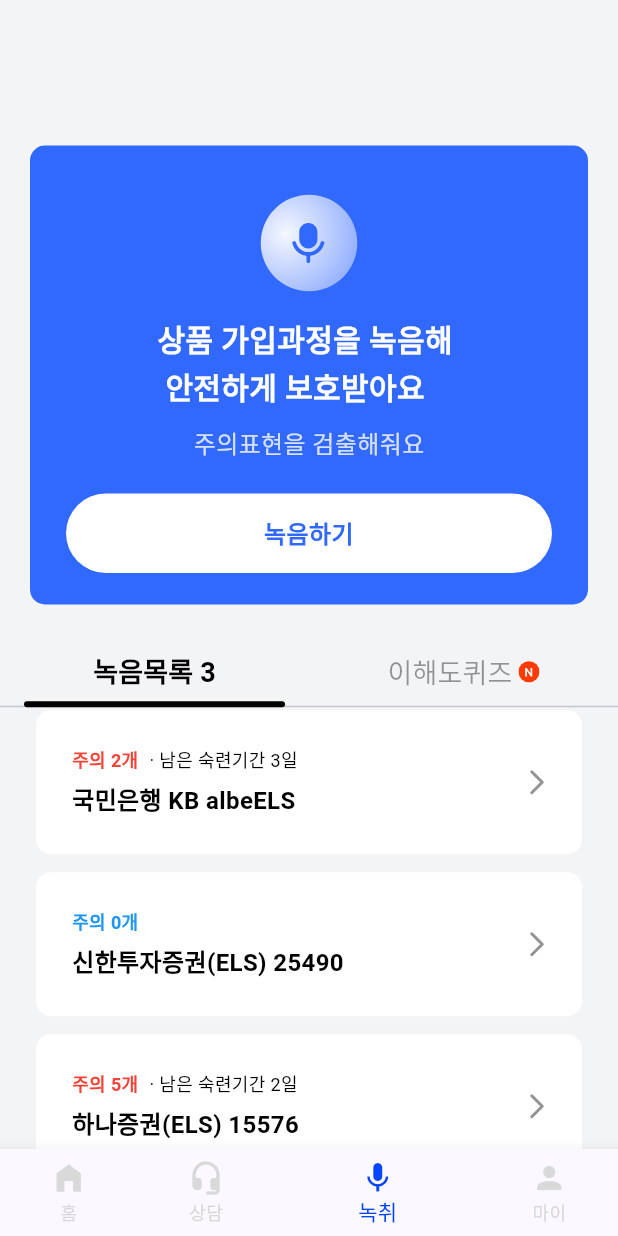
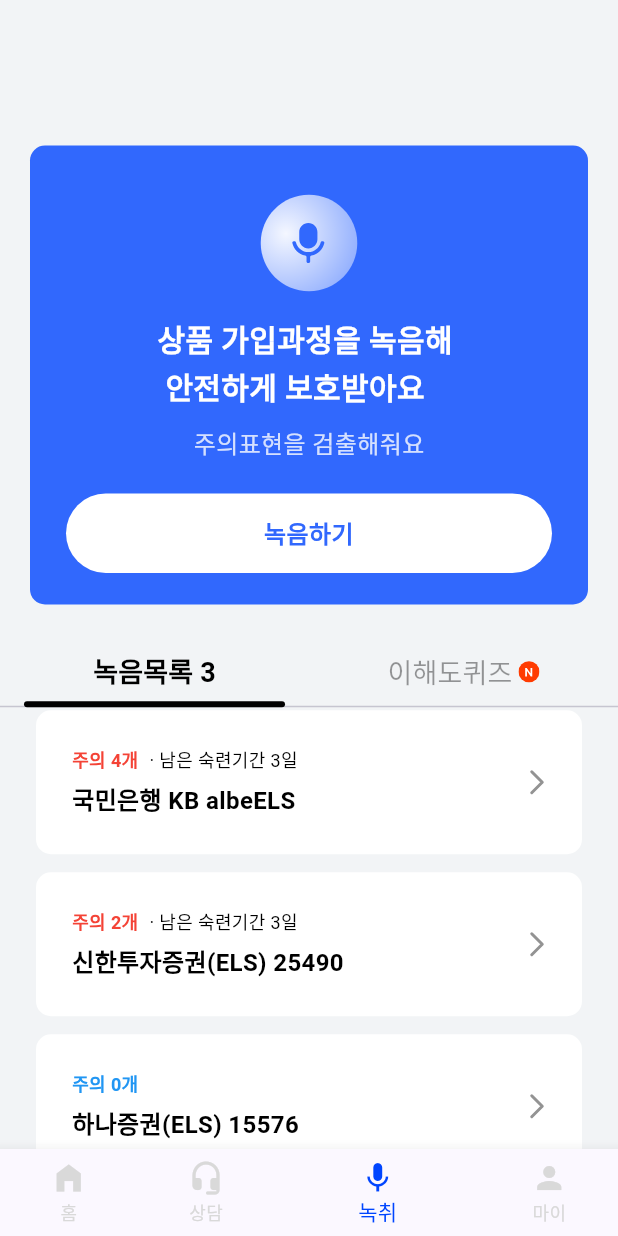
Before and after one commit to Naeun-privatebanker/Front, a Flutter app: the screen it shows after launch, item 3 of the bottom bar chosen, on a phone screen of 412 x 824 dp. Run offline on Flutter 3.47's test engine with Material 3 defaults, Android fonts, the phone set to English and light mode, and no system bars; our stand-ins replace flutter_svg.

Commit message:
fix : Modify recordList data

```diff
--- a/lib/screens/record/record_screen_tab.dart
+++ b/lib/screens/record/record_screen_tab.dart
@@ -27,9 +27,9 @@
   late TabController _tabController;
 
   List<Record> recordList = [
-    Record(warningCount: 2, date: 2, title: '국민은행 KB albeELS'),
-    Record(warningCount: 0, date: 0, title: '신한투자증권(ELS) 25490'),
-    Record(warningCount: 5, date: 1, title: '하나증권(ELS) 15576'),
+    Record(warningCount: 4, date: 2, title: '국민은행 KB albeELS'),
+    Record(warningCount: 2, date: 2, title: '신한투자증권(ELS) 25490'),
+    Record(warningCount: 0, date: 0, title: '하나증권(ELS) 15576'),
   ];
 
   List<Quiz> quizList = [
```
